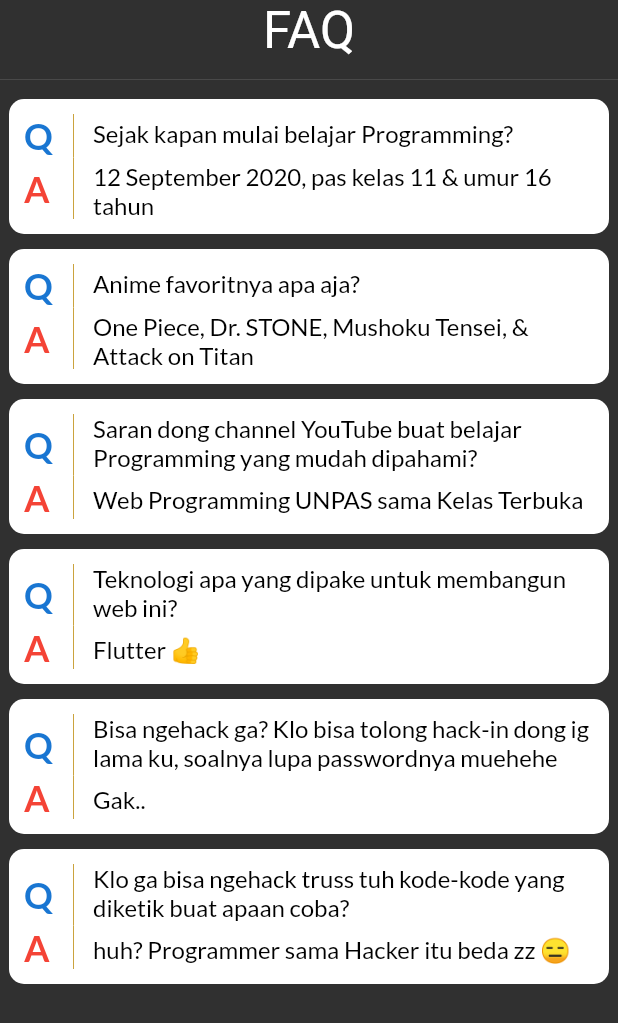
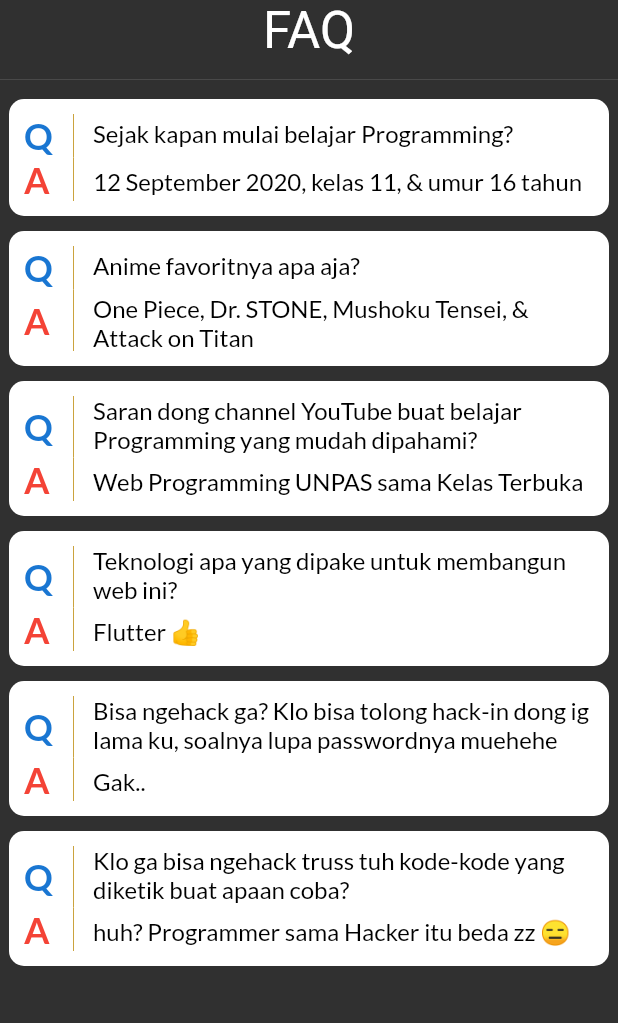
Before and after one commit to mdaffailhami/mdaffailhami, a Flutter app: the MyFAQ widget shown alone on an empty page, opened directly, on a phone screen of 412 x 824 dp. Shown: the top 1023 px of the screen. Run offline on Flutter 3.47's test engine with Material 2 defaults, Android fonts, the phone set to English and light mode, and no system bars; our stand-ins replace font_awesome_flutter, google_fonts, simple_shadow; network calls fail.

Commit message:
Update faq.dart

```diff
--- a/lib/screens/home/components/faq.dart
+++ b/lib/screens/home/components/faq.dart
@@ -22,7 +22,7 @@ class MyFAQ extends StatelessWidget {
           children: const [
             MyQnACard(
               question: 'Sejak kapan mulai belajar Programming?',
-              answer: '12 September 2020, pas kelas 11 & umur 16 tahun',
+              answer: '12 September 2020, kelas 11, & umur 16 tahun',
             ),
             MyQnACard(
               question: 'Anime favoritnya apa aja?',
```
